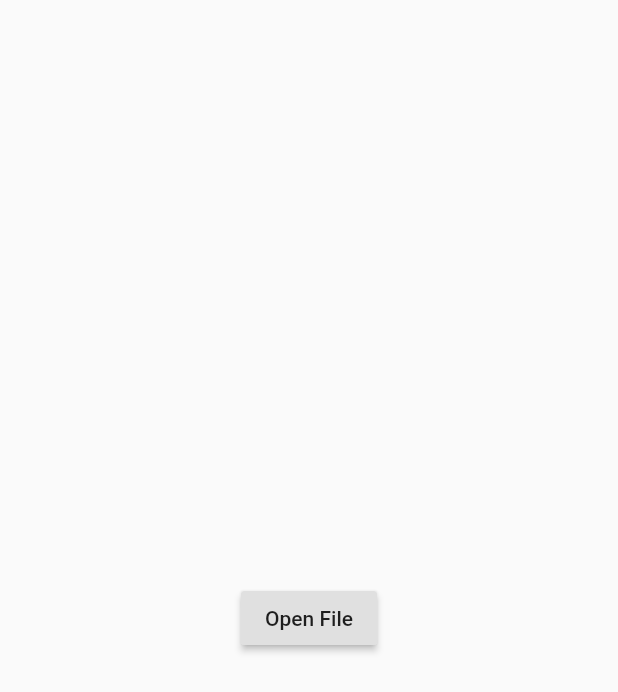
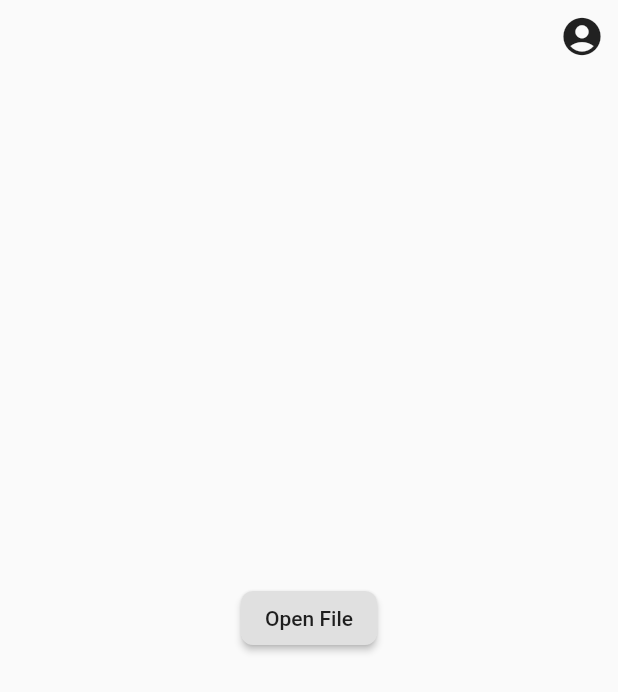
Before and after one commit to derekli2000/ar_camera_app, a Flutter app: the FilePickerPage screen opened directly, on a phone screen of 412 x 824 dp. Shown: the top 692 px of the screen. Run offline on Flutter 3.47's test engine with Material 2 defaults, Android fonts, the phone set to English and light mode, and no system bars; our stand-ins replace camera, cookie_jar, file_picker, flutter_secure_storage; missing offline and left inert: matrix_gesture_detector, receive_sharing_intent; accounts and stored records are empty.

Commit message:
Changed the account dialog UI

```diff
--- a/lib/screens/file_picker.dart
+++ b/lib/screens/file_picker.dart
@@ -1,5 +1,6 @@
 import 'dart:io';
 
+import 'package:arcameraapp/widgets/account_dialog.dart';
 import 'package:flutter/material.dart';
 
 import 'package:file_picker/file_picker.dart';
@@ -7,6 +8,10 @@ import 'package:file_picker/file_picker.dart';
 import 'camera_screen.dart';
 
 class FilePickerPage extends StatefulWidget {
+  final String user;
+
+  const FilePickerPage({Key key, this.user}) : super(key: key);
+
   @override
   State<StatefulWidget> createState() {
     return FilePickerPageState();
@@ -17,10 +22,13 @@ class FilePickerPageState extends State<FilePickerPage> {
   @override
   Widget build(BuildContext context) {
     return Scaffold(
-      body: Container(
+      body: Stack(children: <Widget>[
+        Container(
           child: Center(
             child: RaisedButton(
               child: Text('Open File'),
+              shape: RoundedRectangleBorder(
+                  borderRadius: BorderRadius.all(Radius.circular(8.0))),
               onPressed: () async {
                 File file = await FilePicker.getFile();
                 if (file != null) {
@@ -37,6 +45,31 @@ class FilePickerPageState extends State<FilePickerPage> {
             ),
           ),
         ),
+        SafeArea(
+          child: Row(
+            mainAxisAlignment: MainAxisAlignment.end,
+            children: <Widget>[
+              SizedBox(height: 20.0),
+              IconButton(
+                color: Theme.of(context).iconTheme.color,
+                icon: Icon(
+                  Icons.account_circle,
+                  size: 30.0,
+                ),
+                onPressed: () {
+                  print('Show account details');
+                  showDialog(
+                      context: context,
+                      builder: (BuildContext context) => AccountDialog(
+                        user: widget.user,
+                      )
+                  );
+                },
+              ),
+            ],
+          ),
+        ),
+      ]),
     );
   }
 }
--- a/lib/screens/splash_screen.dart
+++ b/lib/screens/splash_screen.dart
@@ -116,7 +116,7 @@ class _SplashScreenState extends State<SplashScreen> {
 
     return Scaffold(
       body: Container(
-        child: FilePickerPage(),
+        child: FilePickerPage(user: user),
       ),
     );
   }
```
Also changed, not shown: lib/screens/camera_screen.dart (+7 -7 lines), lib/widgets/account_dialog.dart (+22 -29 lines). Lines whose indentation alone changed are shown as unchanged.
